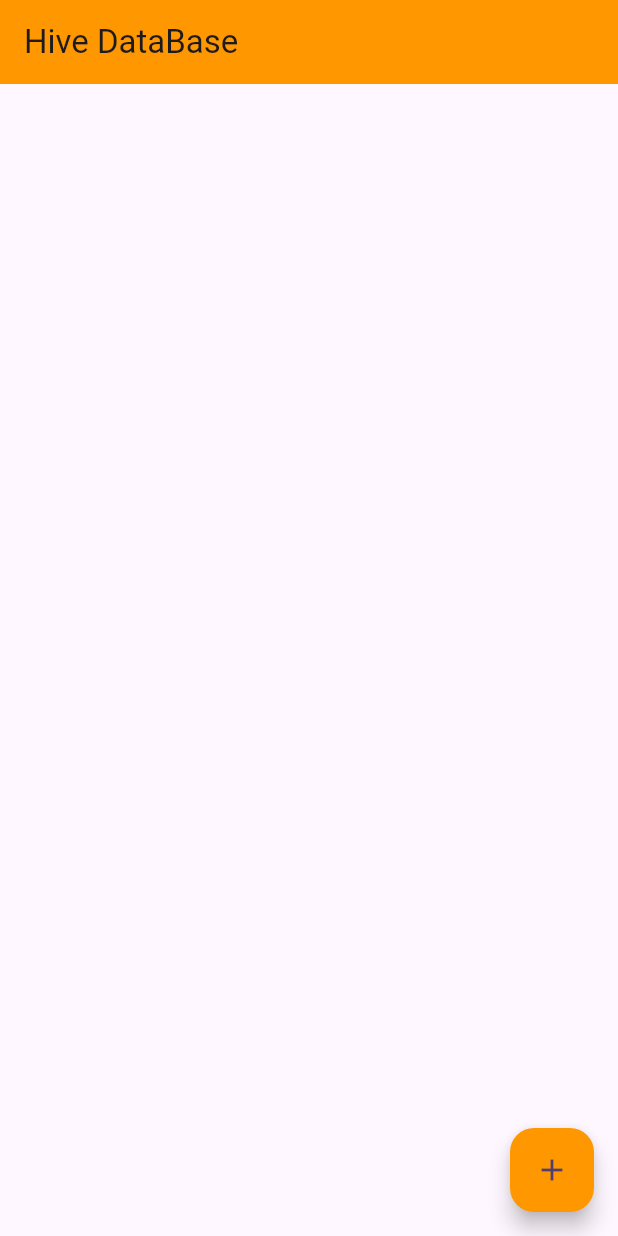
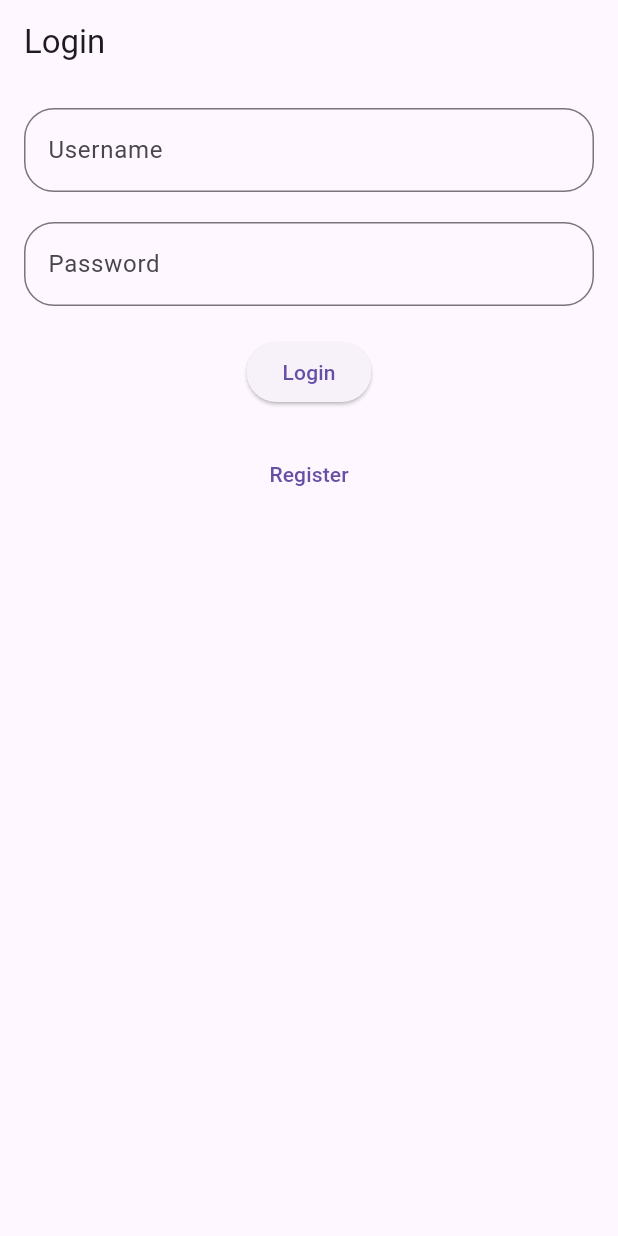
Before and after one commit to Djnaushad786/hive_practice, a Flutter app: the screen it shows after launch, on a phone screen of 412 x 824 dp. Run offline on Flutter 3.47's test engine with Material 3 defaults, Android fonts, the phone set to English and light mode, and no system bars; our stand-ins replace hive_flutter; accounts and stored records are empty.

Commit message:
first commit

```diff
--- /dev/null
+++ b/lib/login_page.dart
@@ -0,0 +1,70 @@
+import 'package:flutter/material.dart';
+import 'package:hive_flutter/adapters.dart';
+import 'homepage.dart';
+import 'register_page.dart';
+
+class LoginPage extends StatefulWidget {
+  const LoginPage({super.key});
+
+  @override
+  State<LoginPage> createState() => _LoginPageState();
+}
+
+class _LoginPageState extends State<LoginPage> {
+  TextEditingController usernameController = TextEditingController();
+  TextEditingController passwordController = TextEditingController();
+
+  void loginUser(BuildContext context) {
+    final box = Hive.box("MyBox");
+    final username = usernameController.text;
+    final password = passwordController.text;
+
+    // Check if the username exists and the password matches
+    if (box.containsKey(username) && box.get(username) == password) {
+      ScaffoldMessenger.of(context).showSnackBar(SnackBar(content: Text("Login Successful")));
+      // Navigate to Homepage
+      Navigator.pushReplacement(
+        context,
+        MaterialPageRoute(builder: (context) => Homepage()),
+      );
+    } else {
+      ScaffoldMessenger.of(context).showSnackBar(SnackBar(content: Text("Login Failed")));
+    }
+  }
+
+  @override
+  Widget build(BuildContext context) {
+    return Scaffold(
+      appBar: AppBar(title: Text("Login")),
+      body: Padding(
+        padding: const EdgeInsets.all(16.0),
+        child: Column(
+          children: [
+            TextField(
+              controller: usernameController,
+              decoration: InputDecoration(labelText: "Username",border: OutlineInputBorder(borderRadius: BorderRadius.circular(20))),
+            ),
+            SizedBox(height: 20),
+            TextField(
+              controller: passwordController,
+              obscureText: true,
+              decoration: InputDecoration(labelText: "Password",border: OutlineInputBorder(borderRadius: BorderRadius.circular(20))),
+            ),
+            SizedBox(height: 20),
+            ElevatedButton(
+              onPressed: () => loginUser(context),
+              child: Text("Login"),
+            ),
+            SizedBox(height: 20),
+            TextButton(
+              onPressed: () {
+                Navigator.push(context, MaterialPageRoute(builder: (_) => RegisterPage()));
+              },
+              child: Text("Register"),
+            ),
+          ],
+        ),
+      ),
+    );
+  }
+}
--- a/lib/main.dart
+++ b/lib/main.dart
@@ -1,28 +1,23 @@
 import 'package:flutter/material.dart';
-import 'package:hive_dev/homepage.dart';
-import 'package:hive_flutter/adapters.dart';
+import 'package:hive_flutter/hive_flutter.dart';
+import 'login_page.dart';
 
-void main() async{
+void main() async {
   await WidgetsFlutterBinding.ensureInitialized();
   await Hive.initFlutter();
-  await Hive.openBox('MyBox');
-  runApp( MyApp());
+  await Hive.openBox('MyBox'); // Open your Hive box
+  runApp(MyApp());
 }
 
 class MyApp extends StatelessWidget {
-  const MyApp({super.key});
-
-  // This widget is the root of your application.
   @override
   Widget build(BuildContext context) {
     return MaterialApp(
-      title: 'Flutter Demo',
+      title: 'Hive Database Demo',
       theme: ThemeData(
-
-        colorScheme: ColorScheme.fromSeed(seedColor: Colors.deepPurple),
-        useMaterial3: true,
+        primarySwatch: Colors.orange,
       ),
-      home:  Homepage(),
+      home: LoginPage(),
     );
   }
 }
--- /dev/null
+++ b/lib/register_page.dart
@@ -0,0 +1,54 @@
+import 'package:flutter/material.dart';
+import 'package:hive_flutter/adapters.dart';
+
+class RegisterPage extends StatefulWidget {
+  const RegisterPage({super.key});
+
+  @override
+  State<RegisterPage> createState() => _RegisterPageState();
+}
+
+class _RegisterPageState extends State<RegisterPage> {
+  TextEditingController usernameController = TextEditingController();
+  TextEditingController passwordController = TextEditingController();
+
+  void registerUser(BuildContext context) {
+    final box = Hive.box("MyBox");
+    final username = usernameController.text;
+    final password = passwordController.text;
+
+    if (box.containsKey(username)) {
+      ScaffoldMessenger.of(context).showSnackBar(SnackBar(content: Text("Username already exists!")));
+    } else {
+      box.put(username, password);
+      ScaffoldMessenger.of(context).showSnackBar(SnackBar(content: Text("User registered!")));
+      Navigator.pop(context);
+    }
+  }
+
+  @override
+  Widget build(BuildContext context) {
+    return Scaffold(
+      appBar: AppBar(title: Text("Register")),
+      body: Padding(
+        padding: const EdgeInsets.all(16.0),
+        child: Column(
+          children: [
+            TextField(
+              controller: usernameController,
+              decoration: InputDecoration(labelText: "Username",border: OutlineInputBorder(borderRadius: BorderRadius.circular(20))),
+            ),
+            SizedBox(height: 20),
+            TextField(
+              controller: passwordController,
+              obscureText: true,
+              decoration: InputDecoration(labelText: "Password",border: OutlineInputBorder(borderRadius: BorderRadius.circular(20))),
+            ),
+            SizedBox(height: 20),
+            ElevatedButton(onPressed: () => registerUser(context), child: Text("Register")),
+          ],
+        ),
+      ),
+    );
+  }
+}
--- a/pubspec.yaml
+++ b/pubspec.yaml
@@ -19,7 +19,7 @@ publish_to: 'none' # Remove this line if you wish to publish to pub.dev
 version: 1.0.0+1
 
 environment:
-  sdk: '>=3.4.4 <4.0.0'
+  sdk: '>=3.4.1 <4.0.0'
 
 # Dependencies specify other packages that your package needs in order to work.
 # To automatically upgrade your package dependencies to the latest versions
```
Also changed, not shown: lib/homepage.dart (+125 -145 lines), pubspec.lock, 2 other files.
